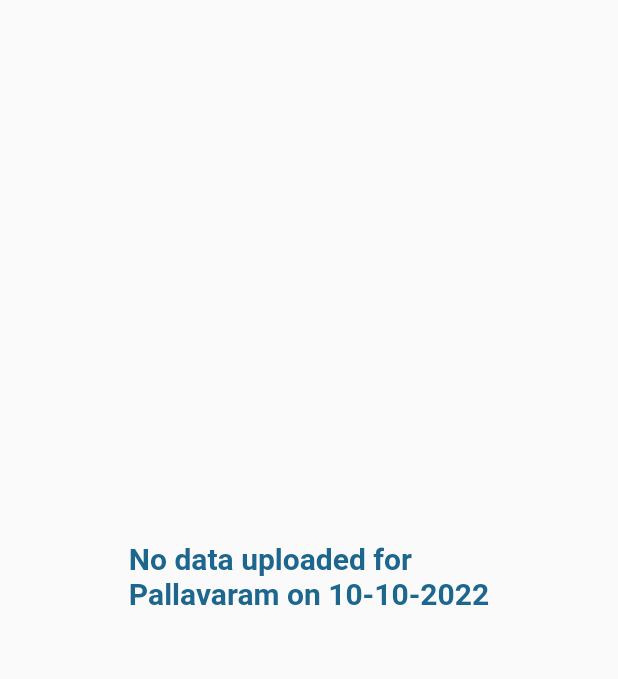
After one commit to Harish-Athulya/Athulya-App, a Flutter app: the OccupancyTracker screen opened directly, after a tap on "Fetch Data", on a phone screen of 412 x 824 dp, the part 84-763 px from its top. The commit adds this screen. Run offline on Flutter 3.47's test engine with Material 2 defaults, Android fonts, the phone set to English and light mode, and no system bars; our stand-ins replace cloud_firestore, dio, file_picker, firebase_core, firebase_storage, gallery_saver and 1 more; accounts and stored records are empty.

Commit message:
Occupancy Data Completed

```diff
--- a/lib/occupancy/pages/occupancy_tracker.dart
+++ b/lib/occupancy/pages/occupancy_tracker.dart
@@ -1,7 +1,11 @@
+import 'package:athulya_app/occupancy/pages/tracker_view.dart';
+import 'package:athulya_app/occupancy/pages/tracker_viewer.dart';
+import 'package:athulya_app/occupancy/pages/view_tracker.dart';
 import 'package:athulya_app/utils/constants.dart';
 import 'package:flutter/material.dart';
 import 'package:flutter/src/foundation/key.dart';
 import 'package:flutter/src/widgets/framework.dart';
+import 'package:athulya_app/classes/room.dart';
 
 class OccupancyTracker extends StatefulWidget {
   const OccupancyTracker({Key? key}) : super(key: key);
@@ -11,7 +15,13 @@ class OccupancyTracker extends StatefulWidget {
 }
 
 class _OccupancyTrackerState extends State<OccupancyTracker> {
-  final branch = ['Pallavaram', 'Perungudi', 'Neelankarai', 'Arumbakkam'];
+  final branch = [
+    'Pallavaram',
+    'Perungudi',
+    'Neelankarai',
+    'Arumbakkam',
+    'Kasavanahalli'
+  ];
   String selectedBranch = 'Pallavaram';
   DateTime date = DateTime.now();
 
@@ -21,7 +31,7 @@ class _OccupancyTrackerState extends State<OccupancyTracker> {
   @override
   void initState() {
     // TODO: implement initState
-    counter = 0;
+    // counter = 0;
   }
 
   @override
@@ -120,13 +130,22 @@ class _OccupancyTrackerState extends State<OccupancyTracker> {
                   style: ElevatedButton.styleFrom(
                       primary: Colors.teal, minimumSize: Size.fromHeight(50)),
                   onPressed: () {
-                    setState(() {
+/*                     setState(() {
                       count = count + 1;
-                      counter = counter + 1;
+                      // counter = counter + 1;
                       print(count);
                       print(counter);
                     });
                     // count++;
+ */
+                    final String fdate = '${sdate}-${smonth}-${syear}';
+                    final docId = Room.docId(selectedBranch, fdate);
+
+                    // print(docId);
+
+                    Navigator.of(context).push(MaterialPageRoute(
+                        builder: (context) =>
+                            ViewTracker(branch: selectedBranch, date: fdate)));
                   },
                   child: Text(
                     'Fetch Data',
--- /dev/null
+++ b/lib/occupancy/pages/view_tracker.dart
@@ -0,0 +1,180 @@
+import 'dart:ui';
+
+import 'package:athulya_app/utils/constants.dart';
+import 'package:cloud_firestore/cloud_firestore.dart';
+import 'package:flutter/material.dart';
+import 'package:flutter/src/foundation/key.dart';
+import 'package:flutter/src/widgets/framework.dart';
+import 'package:athulya_app/classes/room.dart';
+import 'package:pie_chart/pie_chart.dart';
+
+class ViewTracker extends StatefulWidget {
+  const ViewTracker({Key? key, required this.branch, required this.date})
+      : super(key: key);
+  final String branch;
+  final String date;
+
+  @override
+  State<ViewTracker> createState() => _ViewTrackerState();
+}
+
+class _ViewTrackerState extends State<ViewTracker> {
+  @override
+  Widget build(BuildContext context) {
+    final String docId = Room.docId(widget.branch, widget.date);
+    return Scaffold(
+      appBar: AppBar(
+        backgroundColor: primaryColor,
+        title: Text('Athulya Senior Care'),
+        elevation: 0,
+      ),
+      body: Center(
+        child: SingleChildScrollView(
+            child: Container(
+          padding: const EdgeInsets.all(24),
+          child: Column(
+            // mainAxisAlignment: MainAxisAlignment.center,
+            children: [
+              StreamBuilder<List<Room>>(
+                  stream: getRoomData(),
+                  builder: ((context, snapshot) {
+                    if (snapshot.hasData) {
+                      final records = snapshot.data;
+                      late final Room roomDoc;
+                      bool empty = true;
+
+                      for (var record in records!) {
+                        print(record.id);
+                        if (record.id == docId) {
+                          roomDoc = record;
+                          empty = false;
+                          print(record.count);
+                          break;
+                        }
+                      }
+
+                      if (empty) {
+                        return Center(
+                          child: Container(
+                            child: Text(
+                              'No data uploaded for \n${widget.branch} on ${widget.date}',
+                              style: styleForHeadText(),
+                            ),
+                          ),
+                        );
+                      } else {
+                        Map<String, double> dataMap = {
+                          "Vacant": double.parse(roomDoc.count) -
+                              double.parse(roomDoc.occupied),
+                          "Occupancy": double.parse(roomDoc.occupied)
+                        };
+
+                        final vacant = int.parse(roomDoc.count) -
+                            int.parse(roomDoc.occupied);
+
+                        return Center(
+                          child: Container(
+                            padding: const EdgeInsets.all(24),
+                            decoration: BoxDecoration(
+                                border:
+                                    Border.all(color: secondaryColor, width: 2),
+                                borderRadius: BorderRadius.circular(12)),
+                            child: Column(
+                                mainAxisAlignment: MainAxisAlignment.start,
+                                children: [
+                                  Column(
+                                    crossAxisAlignment: CrossAxisAlignment.end,
+                                    children: [
+                                      Text(
+                                        'Branch : ${roomDoc.branch}',
+                                        style: styleForHeadText(),
+                                      ),
+                                      SizedBox(
+                                        height: 10,
+                                      ),
+                                      Text(
+                                        'Date : ${roomDoc.date}',
+                                        style: styleForHeadText(),
+                                      ),
+                                    ],
+                                  ),
+
+                                  SizedBox(
+                                    height: 30,
+                                  ),
+                                  // Text(records['occupied']),
+                                  PieChart(
+                                    dataMap: dataMap,
+                                    chartValuesOptions: ChartValuesOptions(
+                                        showChartValuesInPercentage: true),
+                                  ),
+                                  SizedBox(
+                                    height: 20,
+                                  ),
+                                  Container(
+                                    // color: secondaryColor,
+                                    child: Column(
+                                      mainAxisAlignment: MainAxisAlignment.end,
+                                      crossAxisAlignment:
+                                          CrossAxisAlignment.end,
+                                      children: [
+                                        Text(
+                                          'Total Rooms = ${roomDoc.count}',
+                                          textAlign: TextAlign.left,
+                                          style: styleForText(),
+                                        ),
+                                        Text(
+                                          'Occupied Rooms = ${roomDoc.occupied}',
+                                          textAlign: TextAlign.left,
+                                          style: styleForText(),
+                                        ),
+                                        Text(
+                                          'Vacant Rooms = ${vacant}',
+                                          style: styleForText(),
+                                        ),
+                                      ],
+                                    ),
+                                  )
+                                ]),
+                          ),
+                        );
+                      }
+                    } else if (snapshot.hasError) {
+                      return Center(
+                        child: Container(
+                          child: Text('Something went wrong ${snapshot.error}'),
+                        ),
+                      );
+                    } else {
+                      return Center(
+                        child: Container(
+                          child: CircularProgressIndicator(),
+                        ),
+                      );
+                    }
+                  }))
+            ],
+          ),
+        )),
+      ),
+    );
+  }
+
+  TextStyle styleForText() {
+    return TextStyle(
+      fontSize: 16,
+      fontWeight: FontWeight.bold,
+      color: primaryColor,
+    );
+  }
+
+  TextStyle styleForHeadText() {
+    return TextStyle(
+        fontSize: 20, fontWeight: FontWeight.bold, color: secondaryColor);
+  }
+
+  Stream<List<Room>> getRoomData() {
+    return FirebaseFirestore.instance.collection('Occupancy').snapshots().map(
+        (event) => event.docs.map((e) => Room.fromJson(e.data())).toList());
+  }
+}
--- a/pubspec.yaml
+++ b/pubspec.yaml
@@ -42,6 +42,7 @@ dependencies:
   path_provider: ^2.0.11
   dio: ^4.0.6
   gallery_saver: ^2.3.2
+  pie_chart: ^5.3.2
 
 
 dev_dependencies:
```
Also changed, not shown: lib/occupancy/pages/occupancy_update.dart (+7 -1 lines), lib/occupancy/pages/tracker_view.dart (added, +194 -0 lines), lib/occupancy/pages/tracker_viewer.dart (added, +110 -0 lines), lib/pages/form_page.dart (+7 -1 lines), lib/pages/view_form_page.dart (+7 -1 lines), pubspec.lock.
